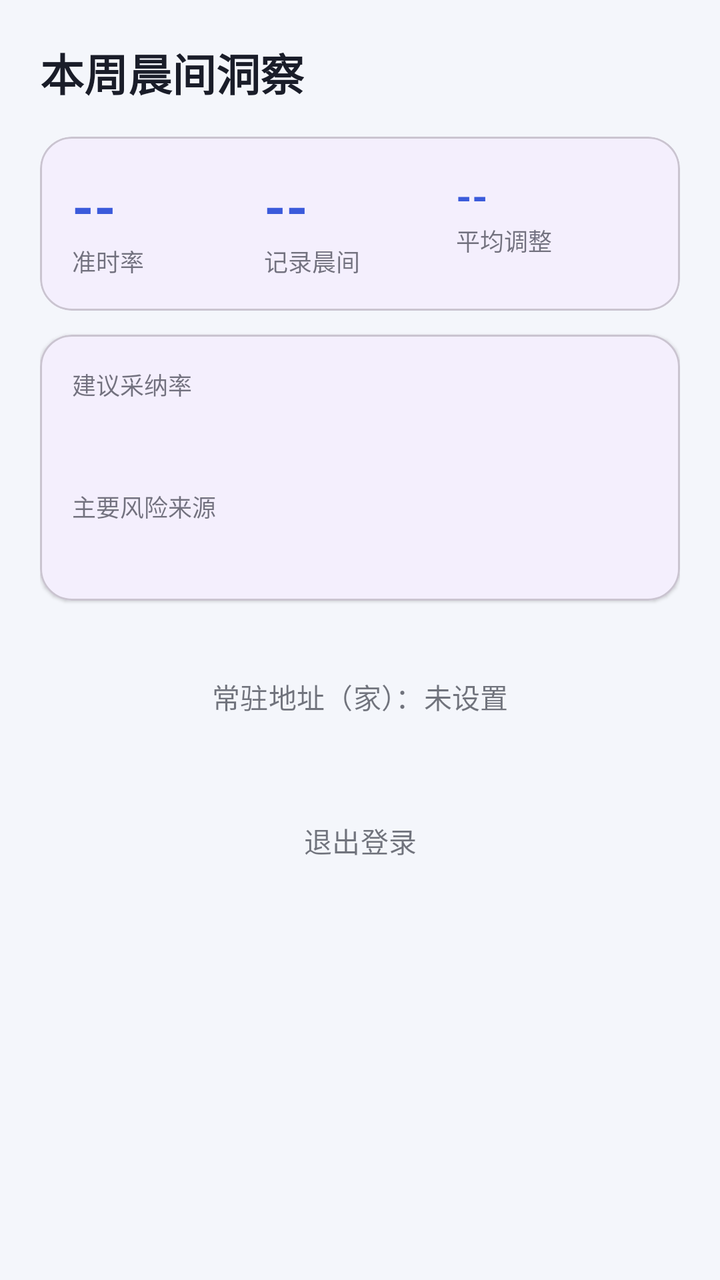
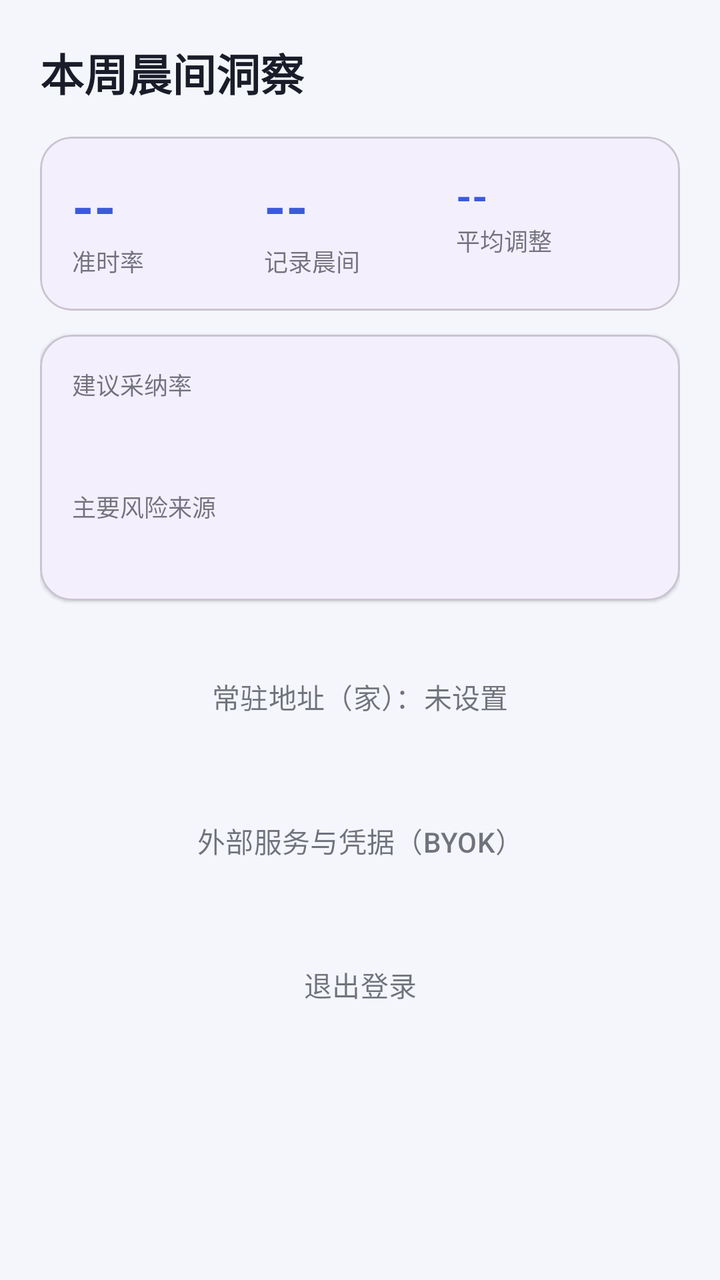

Before-and-after screenshots of an Android layout around one commit, followed by the original layout XML and the change that was made.
<!-- AndroidManifest.xml: application theme Theme.WakeWise -->
<!-- res/layout/fragment_stats.xml -->
<?xml version="1.0" encoding="utf-8"?>
<ScrollView xmlns:android="http://schemas.android.com/apk/res/android"
    xmlns:app="http://schemas.android.com/apk/res-auto"
    android:layout_width="match_parent"
    android:layout_height="match_parent">

    <LinearLayout
        android:layout_width="match_parent"
        android:layout_height="wrap_content"
        android:orientation="vertical"
        android:padding="20dp">

        <TextView
            android:layout_width="wrap_content"
            android:layout_height="wrap_content"
            android:text="@string/stats_title"
            android:textSize="22sp"
            android:textStyle="bold"
            android:textColor="@color/text_primary" />

        <com.google.android.material.card.MaterialCardView
            android:layout_width="match_parent"
            android:layout_height="wrap_content"
            android:layout_marginTop="16dp"
            app:cardCornerRadius="16dp"
            app:cardElevation="1dp">

            <LinearLayout
                android:layout_width="match_parent"
                android:layout_height="wrap_content"
                android:orientation="horizontal"
                android:padding="16dp">

                <LinearLayout
                    android:layout_width="0dp"
                    android:layout_height="wrap_content"
                    android:layout_weight="1"
                    android:orientation="vertical">

                    <TextView
                        android:id="@+id/txt_on_time"
                        android:layout_width="wrap_content"
                        android:layout_height="wrap_content"
                        android:text="--"
                        android:textSize="28sp"
                        android:textStyle="bold"
                        android:textColor="@color/primary" />

                    <TextView
                        android:layout_width="wrap_content"
                        android:layout_height="wrap_content"
                        android:text="@string/stats_on_time"
                        android:textSize="12sp"
                        android:textColor="@color/text_primary"
                        android:alpha="0.6" />
                </LinearLayout>

                <LinearLayout
                    android:layout_width="0dp"
                    android:layout_height="wrap_content"
                    android:layout_weight="1"
                    android:orientation="vertical">

                    <TextView
                        android:id="@+id/txt_tracked"
                        android:layout_width="wrap_content"
                        android:layout_height="wrap_content"
                        android:text="--"
                        android:textSize="28sp"
                        android:textStyle="bold"
                        android:textColor="@color/primary" />

                    <TextView
                        android:layout_width="wrap_content"
                        android:layout_height="wrap_content"
                        android:text="@string/stats_tracked"
                        android:textSize="12sp"
                        android:textColor="@color/text_primary"
                        android:alpha="0.6" />
                </LinearLayout>

                <LinearLayout
                    android:layout_width="0dp"
                    android:layout_height="wrap_content"
                    android:layout_weight="1"
                    android:orientation="vertical">

                    <TextView
                        android:id="@+id/txt_adjust"
                        android:layout_width="wrap_content"
                        android:layout_height="wrap_content"
                        android:text="--"
                        android:textSize="20sp"
                        android:textStyle="bold"
                        android:textColor="@color/primary" />

                    <TextView
                        android:layout_width="wrap_content"
                        android:layout_height="wrap_content"
                        android:text="@string/stats_adjust"
                        android:textSize="12sp"
                        android:textColor="@color/text_primary"
                        android:alpha="0.6" />
                </LinearLayout>
            </LinearLayout>
        </com.google.android.material.card.MaterialCardView>

        <com.google.android.material.card.MaterialCardView
            android:layout_width="match_parent"
            android:layout_height="wrap_content"
            android:layout_marginTop="12dp"
            app:cardCornerRadius="16dp"
            app:cardElevation="1dp">

            <LinearLayout
                android:layout_width="match_parent"
                android:layout_height="wrap_content"
                android:orientation="vertical"
                android:padding="16dp">

                <TextView
                    android:layout_width="wrap_content"
                    android:layout_height="wrap_content"
                    android:text="@string/stats_acceptance"
                    android:textSize="12sp"
                    android:textColor="@color/text_primary"
                    android:alpha="0.6" />

                <TextView
                    android:id="@+id/txt_acceptance"
                    android:layout_width="wrap_content"
                    android:layout_height="wrap_content"
                    android:layout_marginTop="2dp"
                    android:textSize="22sp"
                    android:textStyle="bold"
                    android:textColor="@color/text_primary" />

                <TextView
                    android:layout_width="wrap_content"
                    android:layout_height="wrap_content"
                    android:layout_marginTop="12dp"
                    android:text="@string/stats_risk_title"
                    android:textSize="12sp"
                    android:textColor="@color/text_primary"
                    android:alpha="0.6" />

                <TextView
                    android:id="@+id/txt_risk_factors"
                    android:layout_width="wrap_content"
                    android:layout_height="wrap_content"
                    android:layout_marginTop="2dp"
                    android:textSize="15sp"
                    android:textColor="@color/text_primary" />
            </LinearLayout>
        </com.google.android.material.card.MaterialCardView>

        <com.google.android.material.button.MaterialButton
            android:id="@+id/btn_home_address"
            style="@style/Widget.Material3.Button.TextButton"
            android:layout_width="match_parent"
            android:layout_height="wrap_content"
            android:layout_marginTop="24dp"
            android:alpha="0.6"
            android:maxLines="1"
            android:ellipsize="end"
            android:text="@string/stats_home_unset"
            android:textColor="@color/text_primary" />

        <com.google.android.material.button.MaterialButton
            android:id="@+id/btn_logout"
            style="@style/Widget.Material3.Button.TextButton"
            android:layout_width="match_parent"
            android:layout_height="wrap_content"
            android:layout_marginTop="24dp"
            android:alpha="0.6"
            android:text="@string/btn_logout"
            android:textColor="@color/text_primary" />
    </LinearLayout>
</ScrollView>
<!-- resources referenced by this layout -->
<resources>
  <color name="primary">#3B5BDB</color>
  <color name="text_primary">#1A1D29</color>
  <string name="btn_logout">退出登录</string>
  <string name="stats_acceptance">建议采纳率</string>
  <string name="stats_adjust">平均调整</string>
  <string name="stats_home_unset">常驻地址（家）：未设置</string>
  <string name="stats_on_time">准时率</string>
  <string name="stats_risk_title">主要风险来源</string>
  <string name="stats_title">本周晨间洞察</string>
  <string name="stats_tracked">记录晨间</string>
  <style name="Theme.WakeWise" parent="Theme.Material3.DayNight.NoActionBar">
          <item name="colorPrimary">@color/primary</item>
          <item name="android:statusBarColor">@color/primary_dark</item>
          <item name="android:windowBackground">@color/background_light</item>
      </style>
  <color name="primary_dark">#2C4399</color>
  <color name="background_light">#F4F6FB</color>
</resources>

<!-- the commit's change to res/layout/fragment_stats.xml (unified diff, before → after) -->
@@ -167,6 +167,16 @@
             android:textColor="@color/text_primary" />
 
         <com.google.android.material.button.MaterialButton
+            android:id="@+id/btn_settings"
+            style="@style/Widget.Material3.Button.TextButton"
+            android:layout_width="match_parent"
+            android:layout_height="wrap_content"
+            android:layout_marginTop="24dp"
+            android:alpha="0.6"
+            android:text="@string/settings_entry"
+            android:textColor="@color/text_primary" />
+
+        <com.google.android.material.button.MaterialButton
             android:id="@+id/btn_logout"
             style="@style/Widget.Material3.Button.TextButton"
             android:layout_width="match_parent"
<!-- resource entries referenced after the edit -->
@@ -3,6 +3,7 @@
   <color name="primary">#3B5BDB</color>
   <color name="text_primary">#1A1D29</color>
   <string name="btn_logout">退出登录</string>
+  <string name="settings_entry">外部服务与凭据（BYOK）</string>
   <string name="stats_acceptance">建议采纳率</string>
   <string name="stats_adjust">平均调整</string>
   <string name="stats_home_unset">常驻地址（家）：未设置</string>
